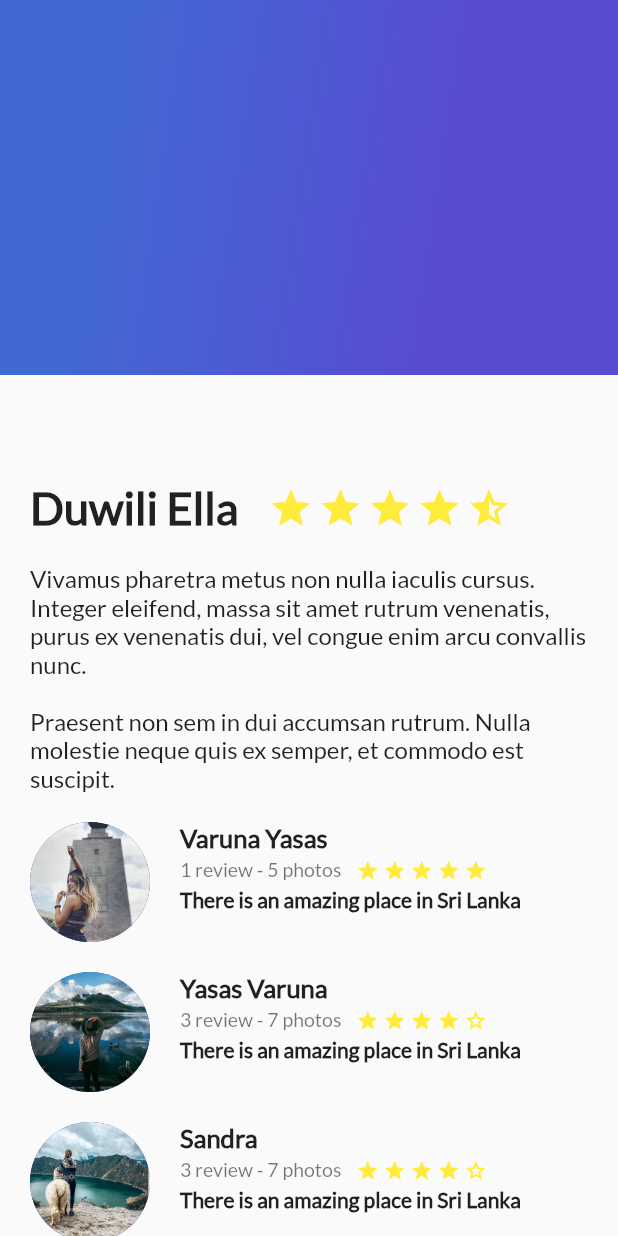
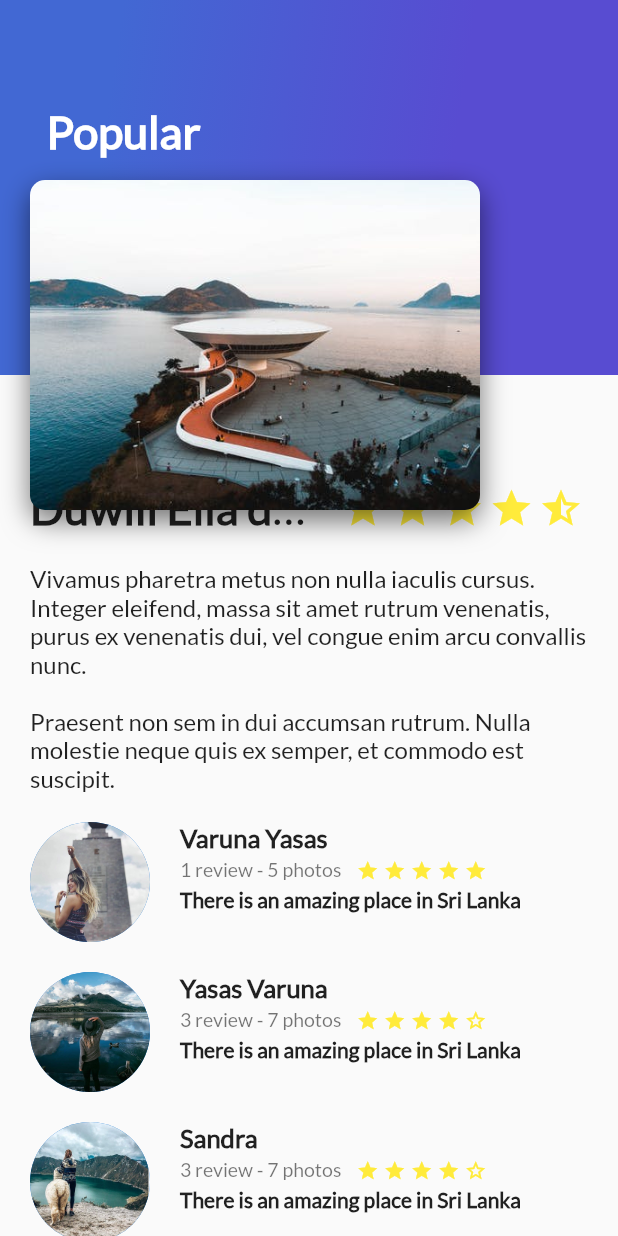
Before and after one commit to marcedroid/flutter_demo-travel, a Flutter app: the screen it shows after launch, on a phone screen of 412 x 824 dp. Run offline on Flutter 3.47's test engine with Material 2 defaults, Android fonts, the phone set to English and light mode, and no system bars.

Commit message:
Clase 26: Widget imagen decorada

```diff
--- /dev/null
+++ b/lib/card_image.dart
@@ -0,0 +1,34 @@
+import 'package:flutter/material.dart';
+
+class OwcCardImage extends StatelessWidget{
+
+  @override
+  Widget build(BuildContext context) {
+
+    final cardImage = Container(
+      width: 300.0,
+      height: 220.0,
+      margin: EdgeInsets.only(
+        top: 120.0,
+        left: 20.0
+      ),
+      decoration: BoxDecoration(
+        borderRadius: BorderRadius.all(Radius.circular(10.0)),
+        boxShadow: <BoxShadow>[
+          BoxShadow(
+            color: Colors.black54,
+            offset: Offset(0.0, 7.0),
+            blurRadius: 15.0
+          )
+        ],
+        image: DecorationImage(
+          image: AssetImage("assets/images/photos/photo-2.jpg"),
+          fit: BoxFit.cover
+        )
+      ),
+    );
+
+    return cardImage;
+  }
+
+}
--- a/lib/description_place.dart
+++ b/lib/description_place.dart
@@ -32,13 +32,15 @@ class OwcDescriptionPlace extends StatelessWidget{
       margin: EdgeInsets.only(top: 320.0),
       child: Row(
         children: <Widget>[
-          Container(
+          Flexible(
+            child: Container(
               margin: EdgeInsets.only(
                   left: 20.0,
                   right: 20.0
               ),
               child: Text(
                 dataName,
+                overflow: TextOverflow.ellipsis,
                 style: TextStyle(
                     fontFamily: "Lato",
                     fontWeight: FontWeight.w900,
@@ -47,10 +49,16 @@ class OwcDescriptionPlace extends StatelessWidget{
                 textAlign: TextAlign.left,
               ),
             ),
+          ),
 
-          Row(
+          Container(
+            margin: EdgeInsets.only(
+              right: 20.0,
+            ),
+            child: Row(
               children: List.generate(5, (index) => OwcStarsGenerator(dataStars,index,30.0)),
             ),
+          )
 
         ],
       ),
--- a/lib/gradient_back.dart
+++ b/lib/gradient_back.dart
@@ -19,6 +19,18 @@ class OwcGradientBack extends StatelessWidget{
           tileMode: TileMode.clamp
         )
       ),
+
+      child: Text(
+        "Popular",
+        style: TextStyle(
+          color: Colors.white,
+          fontFamily: "Lato",
+          fontSize: 30.0,
+          fontWeight: FontWeight.w900
+        ),
+      ),
+
+      alignment: Alignment(-0.8, -0.35),
     );
 
     return render;
--- a/lib/main.dart
+++ b/lib/main.dart
@@ -2,6 +2,7 @@ import 'package:flutter/material.dart';
 import 'description_place.dart';
 import 'review_list.dart';
 import 'gradient_back.dart';
+import 'card_image.dart';
 
 void main() => runApp(MyApp());
 
@@ -14,7 +15,7 @@ class MyApp extends StatelessWidget {
     return MaterialApp(
       title: 'Flutter Demo',
       theme: ThemeData(
-        primarySwatch: Colors.indigo,
+        primarySwatch: Colors.blue
       ),
       home: Scaffold(
         //appBar: AppBar(title: Text("Flutter")),
@@ -22,12 +23,13 @@ class MyApp extends StatelessWidget {
           children: <Widget>[
             ListView(
               children: <Widget>[
-                OwcDescriptionPlace("Duwili Ella",4.5,dataDescription),
+                OwcDescriptionPlace("Duwili Ella de fild feef",4.5,dataDescription),
                 OwcReviewList()
               ],
             ),
 
-            OwcGradientBack()
+            OwcGradientBack(),
+            OwcCardImage()
           ],
         )
       ),
--- a/lib/review.dart
+++ b/lib/review.dart
@@ -90,23 +90,6 @@ class OwcReview extends StatelessWidget{
       ),
     );
 
-    final oweAvatarOld = Container(
-      margin: EdgeInsets.only(
-        top: 20.0,
-        left: 20.0
-      ),
-      width: 80.0,
-      height: 80.0,
-
-      decoration: BoxDecoration(
-        shape: BoxShape.circle,
-        image: DecorationImage(
-          fit: BoxFit.cover,
-          image: AssetImage(pathImage)
-        )
-      ),
-    );
-
     final render = Row(
       children: <Widget>[
         oweAvatar,
--- a/lib/review_list.dart
+++ b/lib/review_list.dart
@@ -8,11 +8,11 @@ class OwcReviewList extends StatelessWidget{
     return Column(
       crossAxisAlignment: CrossAxisAlignment.start,
       children: <Widget>[
-        new OwcReview("assets/images/avatar-1.jpg","Varuna Yasas", "1 review - 5 photos", "There is an amazing place in Sri Lanka", 5),
-        new OwcReview("assets/images/avatar-2.jpg","Yasas Varuna", "3 review - 7 photos", "There is an amazing place in Sri Lanka", 4),
-        new OwcReview("assets/images/avatar-3.jpg","Sandra", "3 review - 7 photos", "There is an amazing place in Sri Lanka", 4),
-        new OwcReview("assets/images/avatar-4.jpg","Sebastián", "3 review - 7 photos", "There is an amazing place in Sri Lanka", 5),
-        new OwcReview("assets/images/avatar-5.jpg","Isabel", "3 review - 7 photos", "There is an amazing place in Sri Lanka", 5)
+        new OwcReview("assets/images/avatars/avatar-1.jpg","Varuna Yasas", "1 review - 5 photos", "There is an amazing place in Sri Lanka", 5),
+        new OwcReview("assets/images/avatars/avatar-2.jpg","Yasas Varuna", "3 review - 7 photos", "There is an amazing place in Sri Lanka", 4),
+        new OwcReview("assets/images/avatars/avatar-3.jpg","Sandra", "3 review - 7 photos", "There is an amazing place in Sri Lanka", 4),
+        new OwcReview("assets/images/avatars/avatar-4.jpg","Sebastián", "3 review - 7 photos", "There is an amazing place in Sri Lanka", 5),
+        new OwcReview("assets/images/avatars/avatar-5.jpg","Isabel", "3 review - 7 photos", "There is an amazing place in Sri Lanka", 5)
       ],
     );
   }
--- a/pubspec.yaml
+++ b/pubspec.yaml
@@ -71,7 +71,8 @@ flutter:
   # For details regarding fonts from package dependencies,
   # see https://flutter.io/custom-fonts/#from-packages
   assets:
-    - assets/images/
+    - assets/images/avatars/
+    - assets/images/photos/
 
   fonts:
     - family: Lato
```
Also changed, not shown: assets/images/avatars/avatar-1.jpg (renamed from assets/images/avatar-1.jpg), assets/images/avatars/avatar-2.jpg (renamed from assets/images/avatar-2.jpg), assets/images/avatars/avatar-3.jpg (renamed from assets/images/avatar-3.jpg), assets/images/avatars/avatar-4.jpg (renamed from assets/images/avatar-4.jpg), assets/images/avatars/avatar-5.jpg (renamed from assets/images/avatar-5.jpg), assets/images/photos/photo-1.jpg (added), assets/images/photos/photo-2.jpg (added), assets/images/photos/photo-3.jpg (added), assets/images/photos/photo-4.jpg (added), assets/images/photos/photo-5.jpg (added), 1 other file. Lines whose indentation alone changed are shown as unchanged.
